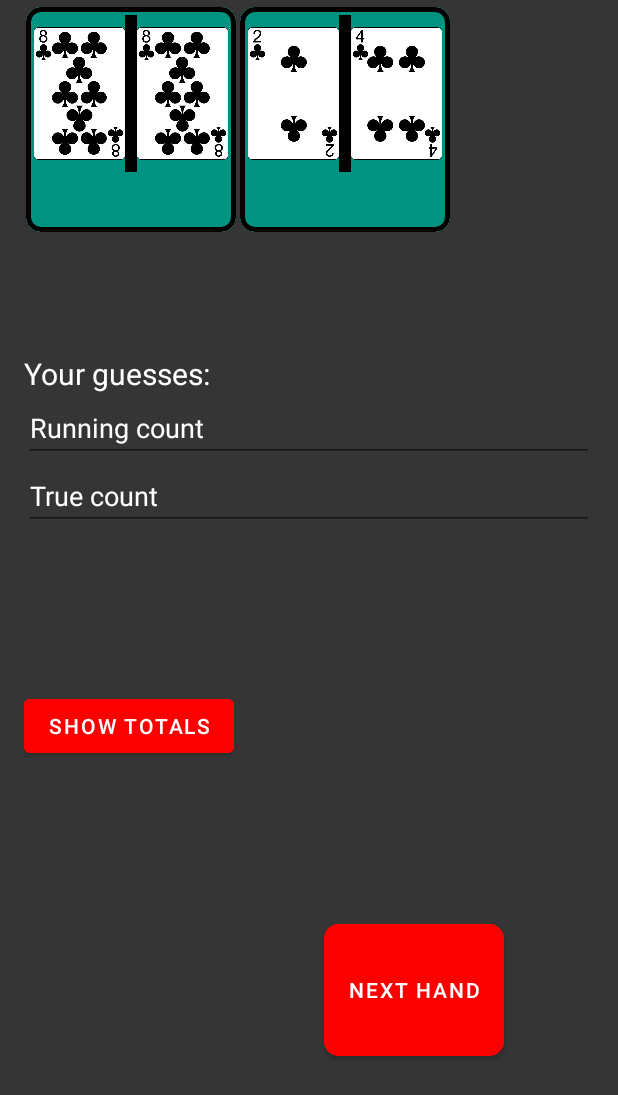
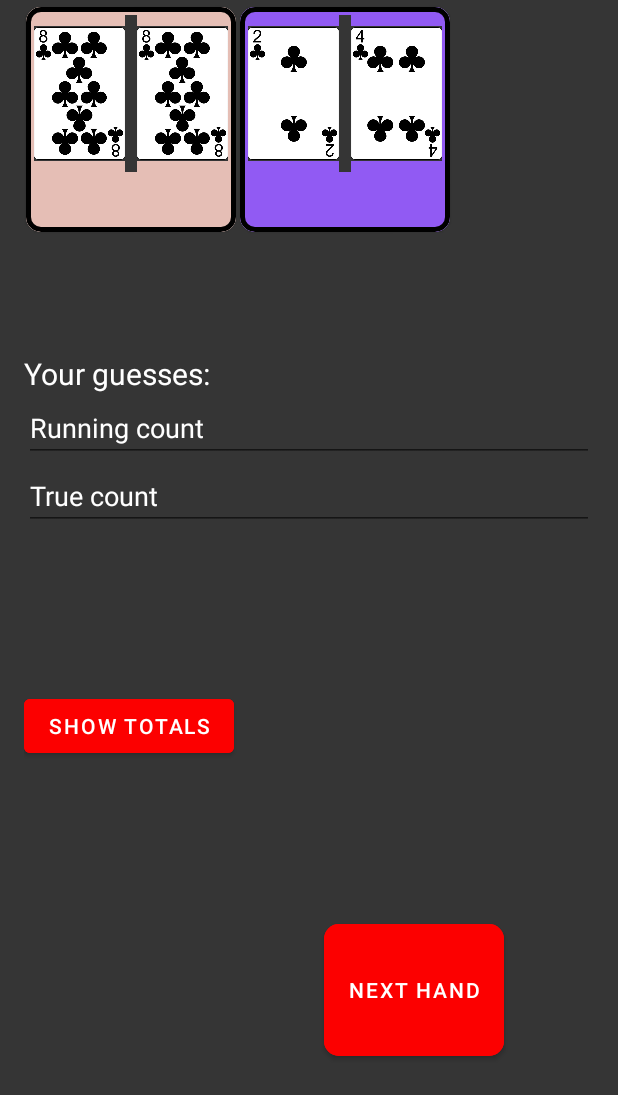
Before and after one commit to scappworks/CountMeIn, an Android app: the screen it shows after launch (GameActivity), after a tap on "PLAY", on a phone screen of 412 x 824 dp. Shown: the top 1095 px of the screen. Run offline under Robolectric (Android 15) with nearby library versions, the phone set to English and light mode, and no system bars.

Commit message:
create different color hands for differentiation

```diff
--- a/app/src/main/java/com/scappworks/countmein/handsrecyclerview/HandsRecyclerViewAdapter.kt
+++ b/app/src/main/java/com/scappworks/countmein/handsrecyclerview/HandsRecyclerViewAdapter.kt
@@ -1,5 +1,6 @@
 import android.annotation.SuppressLint
 import android.content.Context
+import android.graphics.Color
 import android.opengl.Visibility
 import android.util.Log
 import android.view.LayoutInflater
@@ -7,9 +8,11 @@ import android.view.View
 import android.view.ViewGroup
 import android.widget.ImageView
 import android.widget.TextView
+import androidx.constraintlayout.widget.ConstraintLayout
 import androidx.recyclerview.widget.RecyclerView
 import com.scappworks.countmein.R
 import com.scappworks.countmein.variables.GameVariables
+import kotlin.random.Random
 
 class HandsAdapter(private val context: Context, handsList: List<GameVariables.PlayerHand>) :
     RecyclerView.Adapter<HandsAdapter.ViewHolder>() {
@@ -26,6 +29,7 @@ class HandsAdapter(private val context: Context, handsList: List<GameVariables.P
         holder.firstCardImage.setImageResource(model.firstCardImage)
         holder.secondCardImage.setImageResource(model.secondCardImage)
         holder.runningCount.text = model.handCount.toString()
+        changeBackgroundColor(itemCount, holder.layout)
 
         // Hides and reveals the total hand count
         if (revealed) {
@@ -47,11 +51,13 @@ class HandsAdapter(private val context: Context, handsList: List<GameVariables.P
         val firstCardImage: ImageView
         val secondCardImage: ImageView
         val runningCount: TextView
+        val layout: ConstraintLayout
 
         init {
             firstCardImage = itemView.findViewById(R.id.first_card_image)
             secondCardImage = itemView.findViewById(R.id.second_card_image)
             runningCount = itemView.findViewById(R.id.running_count)
+            layout = itemView.findViewById(R.id.player_hand_container)
         }
     }
 
@@ -59,4 +65,10 @@ class HandsAdapter(private val context: Context, handsList: List<GameVariables.P
     init {
         this.handsModelList = handsList
     }
+
+    private fun changeBackgroundColor(count: Int, layout: ConstraintLayout) {
+        val color = Color.argb(255, Random.nextInt(256),Random.nextInt(256),Random.nextInt(256))
+
+        layout.setBackgroundColor(color)
+    }
 }
--- a/app/src/main/res/layout/hand_player.xml
+++ b/app/src/main/res/layout/hand_player.xml
@@ -10,29 +10,28 @@
     xmlns:app="http://schemas.android.com/apk/res-auto">
 
     <androidx.constraintlayout.widget.ConstraintLayout
+        android:id="@+id/player_hand_container"
         android:layout_width="match_parent"
         android:layout_height="match_parent"
-        android:padding="5dp"
-        android:background="@color/text_background">
+        android:padding="5dp">
 
         <ImageView
             android:id="@+id/first_card_image"
             android:layout_width="0dp"
-            android:layout_height="0dp"
+            android:layout_height="90dp"
             android:src="@drawable/diamonds_ace"
-            android:background="@color/text_background"
             app:layout_constraintLeft_toLeftOf="parent"
             app:layout_constraintRight_toLeftOf="@id/divider"
             app:layout_constraintTop_toTopOf="parent"
             app:layout_constraintBottom_toBottomOf="@+id/divider"
-            android:contentDescription="@string/first_card_image" />
+            android:contentDescription="@string/first_card_image"
+            />
 
         <ImageView
             android:id="@+id/second_card_image"
             android:layout_width="0dp"
-            android:layout_height="0dp"
+            android:layout_height="90dp"
             android:src="@drawable/diamonds_ace"
-            android:background="@color/text_background"
             app:layout_constraintRight_toRightOf="parent"
             app:layout_constraintLeft_toRightOf="@id/divider"
             app:layout_constraintTop_toTopOf="parent"
@@ -43,15 +42,14 @@
             android:id="@+id/divider"
             android:layout_width="8dp"
             android:layout_height="0dp"
-            android:background="@color/black"
             app:layout_constraintTop_toTopOf="parent"
             app:layout_constraintLeft_toLeftOf="parent"
             app:layout_constraintRight_toRightOf="parent"
-            app:layout_constraintBottom_toTopOf="@+id/running_count"/>
+            app:layout_constraintBottom_toTopOf="@+id/running_count" />
 
         <TextView
             android:id="@+id/running_count"
-            android:layout_width="0dp"
+            android:layout_width="wrap_content"
             android:layout_height="wrap_content"
             android:text="@string/placeholder"
             android:textSize="25sp"
@@ -61,7 +59,7 @@
             app:layout_constraintRight_toRightOf="parent"
             app:layout_constraintBottom_toBottomOf="parent"
             android:gravity="center_horizontal"
-            android:background="@color/text_background"/>
+            android:background="@android:color/transparent"/>
 
     </androidx.constraintlayout.widget.ConstraintLayout>
 
```
